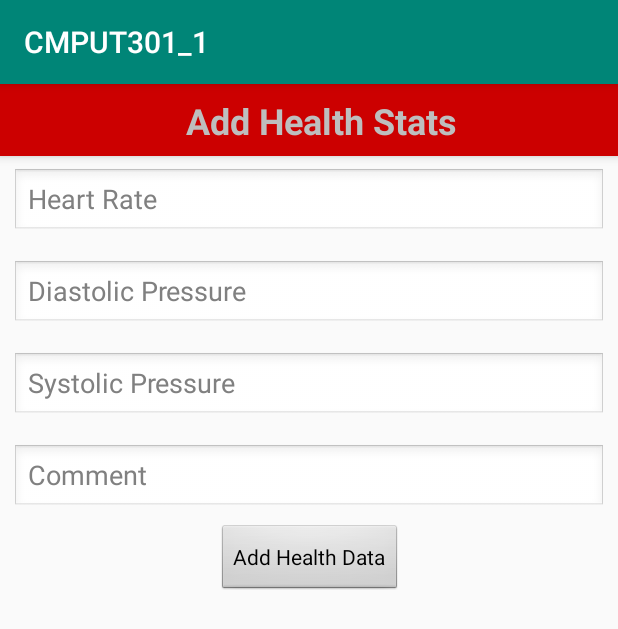
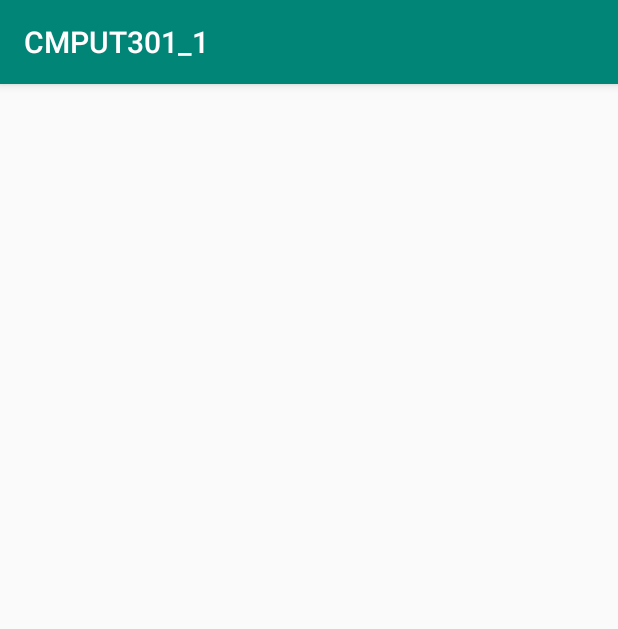
Before and after one commit to DeweertD/CMPUT301_1, an Android app: the ViewHealthStats screen opened directly, with no data from a screen before it, on a phone screen of 412 x 824 dp. Shown: the top 629 px of the screen. Run offline under Robolectric (Android 15) with nearby library versions, the phone set to English and light mode, and no system bars.

Commit message:
Revert "XML changes to 'view' page.  Needs renaming"
This reverts commit c1425438190cf4e19a9e572c5d5b222a7bbdb726.

```diff
--- a/app/src/main/res/layout/activity_view_health_stats.xml
+++ b/app/src/main/res/layout/activity_view_health_stats.xml
@@ -4,115 +4,6 @@
     xmlns:tools="http://schemas.android.com/tools"
     android:layout_width="match_parent"
     android:layout_height="match_parent"
-    android:theme="@android:style/Theme.NoTitleBar"
-    tools:context=".AddHealthStats">
-
-    <android.support.design.widget.AppBarLayout
-        android:id="@+id/addHealthStatsAppBarLayout"
-        android:layout_width="match_parent"
-        android:layout_height="wrap_content"
-        app:layout_constraintTop_toTopOf="parent">
-
-
-        <android.support.v7.widget.Toolbar
-            android:id="@+id/AddHealthStats"
-            android:layout_width="match_parent"
-            android:layout_height="?attr/actionBarSize"
-            android:background="@android:color/holo_red_dark">
-
-            <TextView
-                android:id="@+id/AddHealthStatsTitle"
-                android:layout_width="match_parent"
-                android:layout_height="match_parent"
-                android:layout_marginTop="8dp"
-                android:text="@string/add_health_stats_title"
-                android:textAlignment="center"
-                android:textSize="24sp"
-                android:textStyle="bold" />
-        </android.support.v7.widget.Toolbar>
-
-    </android.support.design.widget.AppBarLayout>
-
-    <EditText
-        android:id="@+id/HeartRateTextField"
-        android:layout_width="0dp"
-        android:layout_height="45dp"
-        android:layout_marginStart="8dp"
-        android:layout_marginTop="8dp"
-        android:layout_marginEnd="8dp"
-        android:layout_marginBottom="8dp"
-        android:ems="10"
-        android:hint="@string/hint_add_heart_rate"
-        android:importantForAutofill="no"
-        android:inputType="number"
-        app:layout_constraintBottom_toTopOf="@+id/DiastolicPressureTextField"
-        app:layout_constraintEnd_toEndOf="parent"
-        app:layout_constraintStart_toStartOf="parent"
-        app:layout_constraintTop_toBottomOf="@+id/addHealthStatsAppBarLayout" />
-
-    <EditText
-        android:id="@+id/DiastolicPressureTextField"
-        android:layout_width="0dp"
-        android:layout_height="45dp"
-        android:layout_marginStart="8dp"
-        android:layout_marginTop="8dp"
-        android:layout_marginEnd="8dp"
-        android:layout_marginBottom="8dp"
-        android:ems="10"
-        android:hint="@string/hint_add_d_pressure"
-        android:inputType="number"
-        app:layout_constraintBottom_toTopOf="@+id/SystolicPressureTextField"
-        app:layout_constraintEnd_toEndOf="parent"
-        app:layout_constraintHorizontal_bias="0.0"
-        app:layout_constraintStart_toStartOf="parent"
-        app:layout_constraintTop_toBottomOf="@+id/HeartRateTextField" />
-
-    <EditText
-        android:id="@+id/SystolicPressureTextField"
-        android:layout_width="0dp"
-        android:layout_height="45dp"
-        android:layout_marginStart="8dp"
-        android:layout_marginTop="8dp"
-        android:layout_marginEnd="8dp"
-
-        android:layout_marginBottom="8dp"
-        android:ems="10"
-        android:hint="@string/hint_add_s_pressure"
-        android:inputType="number"
-        app:layout_constraintBottom_toTopOf="@+id/CommentTextField"
-        app:layout_constraintEnd_toEndOf="parent"
-        app:layout_constraintHorizontal_bias="0.0"
-        app:layout_constraintStart_toStartOf="parent"
-        app:layout_constraintTop_toBottomOf="@+id/DiastolicPressureTextField" />
-
-    <EditText
-        android:id="@+id/CommentTextField"
-        android:layout_width="0dp"
-        android:layout_height="45dp"
-        android:layout_marginStart="8dp"
-        android:layout_marginTop="8dp"
-        android:layout_marginEnd="8dp"
-        android:layout_marginBottom="8dp"
-        android:ems="10"
-        android:hint="@string/hint_add_comment"
-        android:inputType="textPersonName"
-        app:layout_constraintBottom_toTopOf="@+id/SubmitHealthStats"
-        app:layout_constraintEnd_toEndOf="parent"
-        app:layout_constraintHorizontal_bias="0.0"
-        app:layout_constraintStart_toStartOf="parent"
-        app:layout_constraintTop_toBottomOf="@+id/SystolicPressureTextField" />
-
-    <Button
-        android:id="@+id/SubmitHealthStats"
-        android:layout_width="wrap_content"
-        android:layout_height="wrap_content"
-        android:layout_marginStart="162dp"
-        android:layout_marginTop="8dp"
-        android:layout_marginEnd="162dp"
-        android:text="@string/add_health_stats_button"
-        app:layout_constraintEnd_toEndOf="parent"
-        app:layout_constraintHorizontal_bias="0.507"
-        app:layout_constraintStart_toStartOf="parent"
-        app:layout_constraintTop_toBottomOf="@+id/CommentTextField" />
+    tools:context=".ViewHealthStats">
 
 </android.support.constraint.ConstraintLayout>
```
